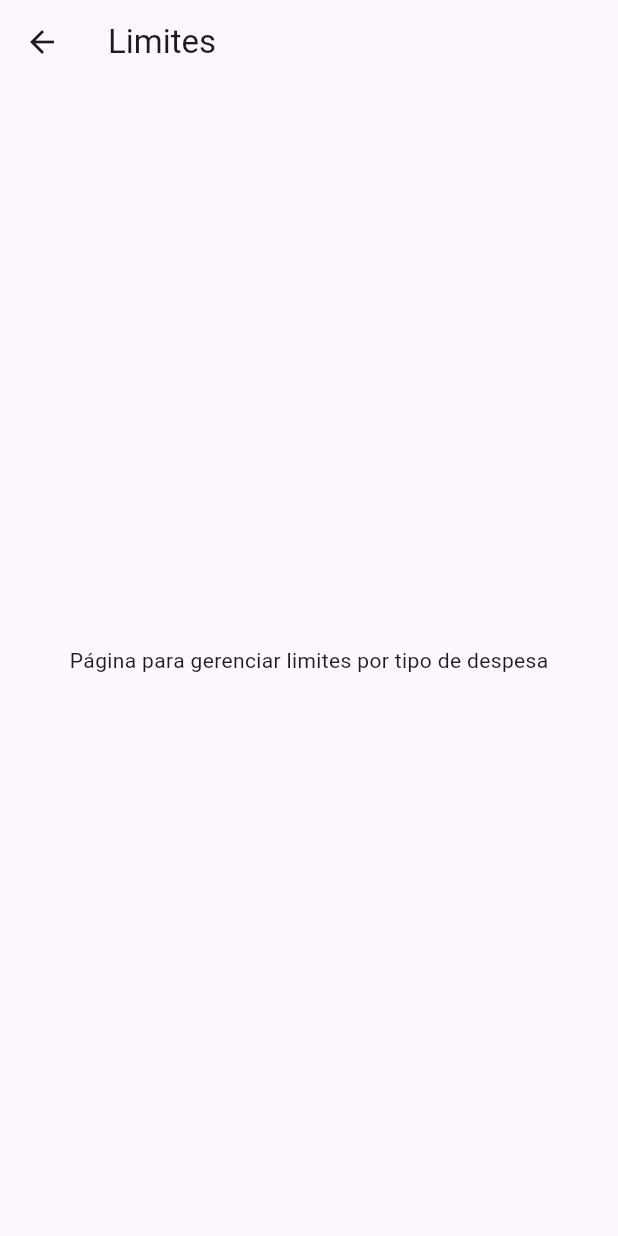
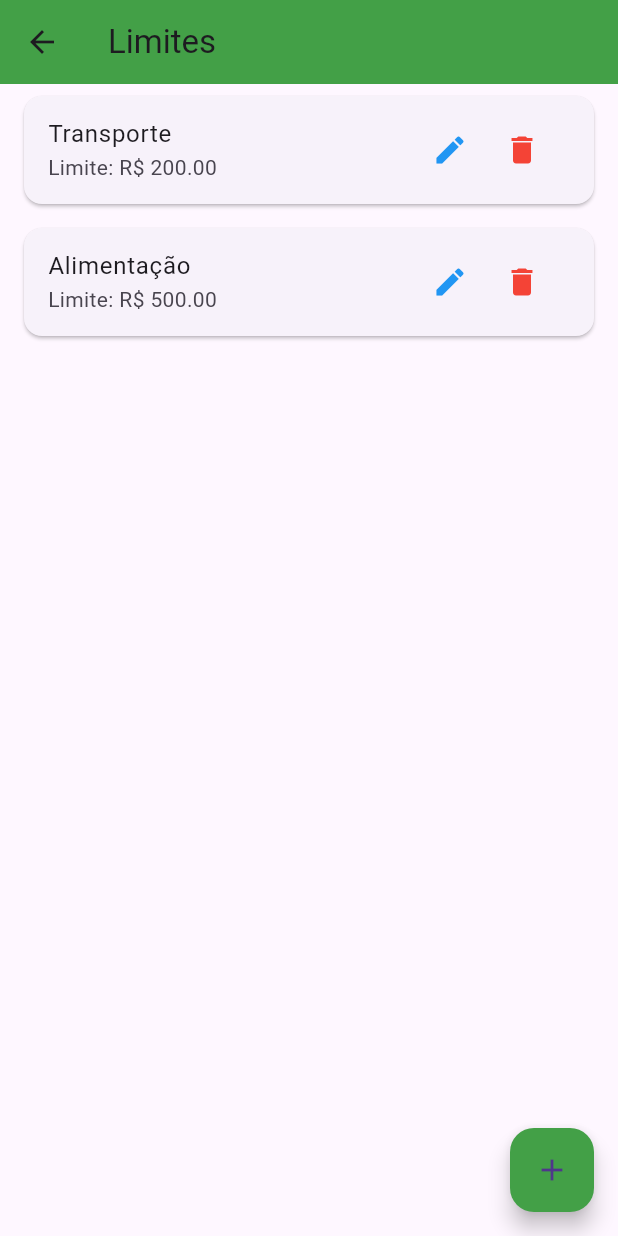
Before and after one commit to alexandresm16/gestao, a Flutter app: the LimitesPage screen opened directly, on a phone screen of 412 x 824 dp. Run offline on Flutter 3.47's test engine with Material 3 defaults, Android fonts, the phone set to English and light mode, and no system bars.

Commit message:
pagina de limites

```diff
--- a/lib/screens/limites.dart
+++ b/lib/screens/limites.dart
@@ -1,13 +1,142 @@
 import 'package:flutter/material.dart';
 
-class LimitesPage extends StatelessWidget {
+class LimitesPage extends StatefulWidget {
   const LimitesPage({super.key});
+
+  @override
+  State<LimitesPage> createState() => _LimitesPageState();
+}
+
+class _LimitesPageState extends State<LimitesPage> {
+  final List<Map<String, dynamic>> limites = [
+    {'tipo': 'Transporte', 'valor': 200.0},
+    {'tipo': 'Alimentação', 'valor': 500.0},
+  ];
+
+  final TextEditingController tipoController = TextEditingController();
+  final TextEditingController valorController = TextEditingController();
+
+  void _adicionarOuEditarLimite({int? index}) {
+    if (index != null) {
+      tipoController.text = limites[index]['tipo'];
+      valorController.text = limites[index]['valor'].toString();
+    } else {
+      tipoController.clear();
+      valorController.clear();
+    }
+
+    showDialog(
+      context: context,
+      builder: (_) => AlertDialog(
+        title: Text(index != null ? 'Editar Limite' : 'Novo Limite'),
+        content: Column(
+          mainAxisSize: MainAxisSize.min,
+          children: [
+            TextField(
+              controller: tipoController,
+              decoration: const InputDecoration(labelText: 'Tipo de Despesa'),
+            ),
+            TextField(
+              controller: valorController,
+              decoration: const InputDecoration(labelText: 'Valor Limite'),
+              keyboardType: TextInputType.number,
+            ),
+          ],
+        ),
+        actions: [
+          TextButton(
+            onPressed: () => Navigator.pop(context),
+            child: const Text('Cancelar'),
+          ),
+          ElevatedButton(
+            onPressed: () {
+              final tipo = tipoController.text;
+              final valor = double.tryParse(valorController.text) ?? 0.0;
+
+              if (tipo.isNotEmpty && valor > 0) {
+                setState(() {
+                  if (index != null) {
+                    limites[index] = {'tipo': tipo, 'valor': valor};
+                  } else {
+                    limites.add({'tipo': tipo, 'valor': valor});
+                  }
+                });
+                Navigator.pop(context);
+              }
+            },
+            child: const Text('Salvar'),
+          ),
+        ],
+      ),
+    );
+  }
+
+  void _removerLimite(int index) {
+    showDialog(
+      context: context,
+      builder: (_) => AlertDialog(
+        title: const Text('Confirmar Exclusão'),
+        content: const Text('Deseja realmente excluir este limite?'),
+        actions: [
+          TextButton(
+            onPressed: () => Navigator.pop(context),
+            child: const Text('Cancelar'),
+          ),
+          ElevatedButton(
+            onPressed: () {
+              setState(() {
+                limites.removeAt(index);
+              });
+              Navigator.pop(context);
+            },
+            child: const Text('Excluir'),
+          ),
+        ],
+      ),
+    );
+  }
 
   @override
   Widget build(BuildContext context) {
     return Scaffold(
-      appBar: AppBar(title: const Text('Limites')),
-      body: const Center(child: Text('Página para gerenciar limites por tipo de despesa')),
+      appBar: AppBar(
+        title: const Text('Limites'),
+        backgroundColor: Colors.green[600],
+      ),
+      body: limites.isEmpty
+          ? const Center(child: Text('Nenhum limite cadastrado.'))
+          : ListView.builder(
+        itemCount: limites.length,
+        itemBuilder: (context, index) {
+          final limite = limites[index];
+          return Card(
+            margin: const EdgeInsets.symmetric(horizontal: 16, vertical: 8),
+            child: ListTile(
+              title: Text(limite['tipo']),
+              subtitle: Text('Limite: R\$ ${limite['valor'].toStringAsFixed(2)}'),
+              trailing: Row(
+                mainAxisSize: MainAxisSize.min,
+                children: [
+                  IconButton(
+                    icon: const Icon(Icons.edit, color: Colors.blue),
+                    onPressed: () => _adicionarOuEditarLimite(index: index),
+                  ),
+                  IconButton(
+                    icon: const Icon(Icons.delete, color: Colors.red),
+                    onPressed: () => _removerLimite(index),
+                  ),
+                ],
+              ),
+            ),
+          );
+        },
+      ),
+      floatingActionButton: FloatingActionButton(
+        onPressed: () => _adicionarOuEditarLimite(),
+        backgroundColor: Colors.green[600],
+        child: const Icon(Icons.add),
+        tooltip: 'Adicionar novo limite',
+      ),
     );
   }
 }
```
